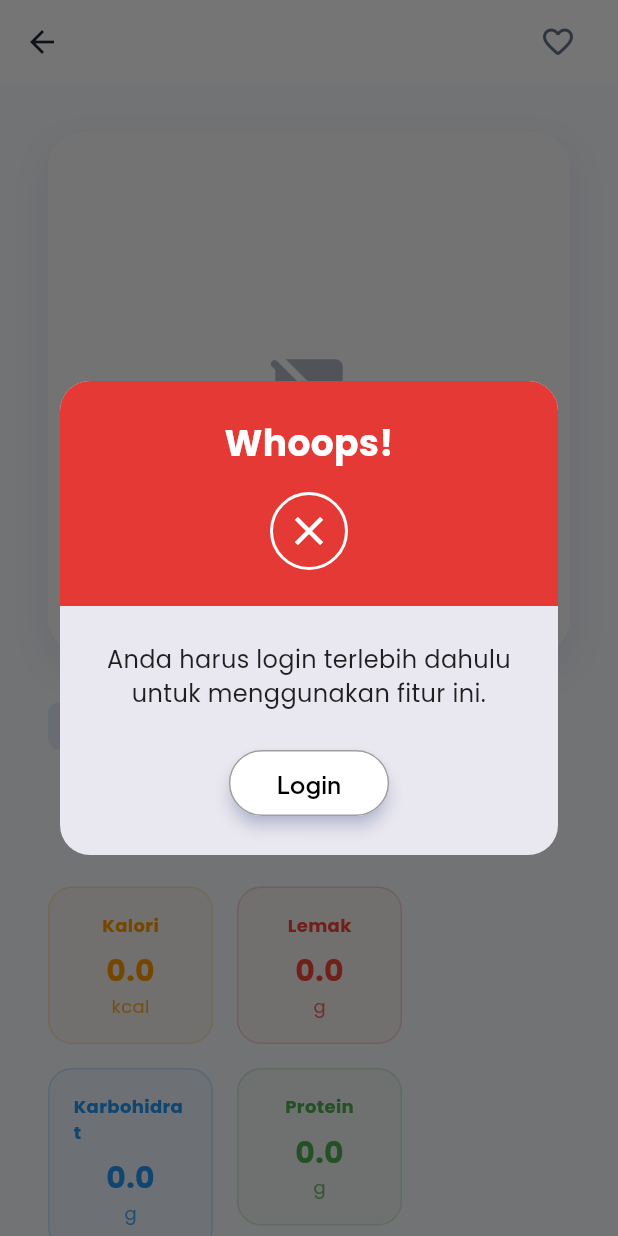
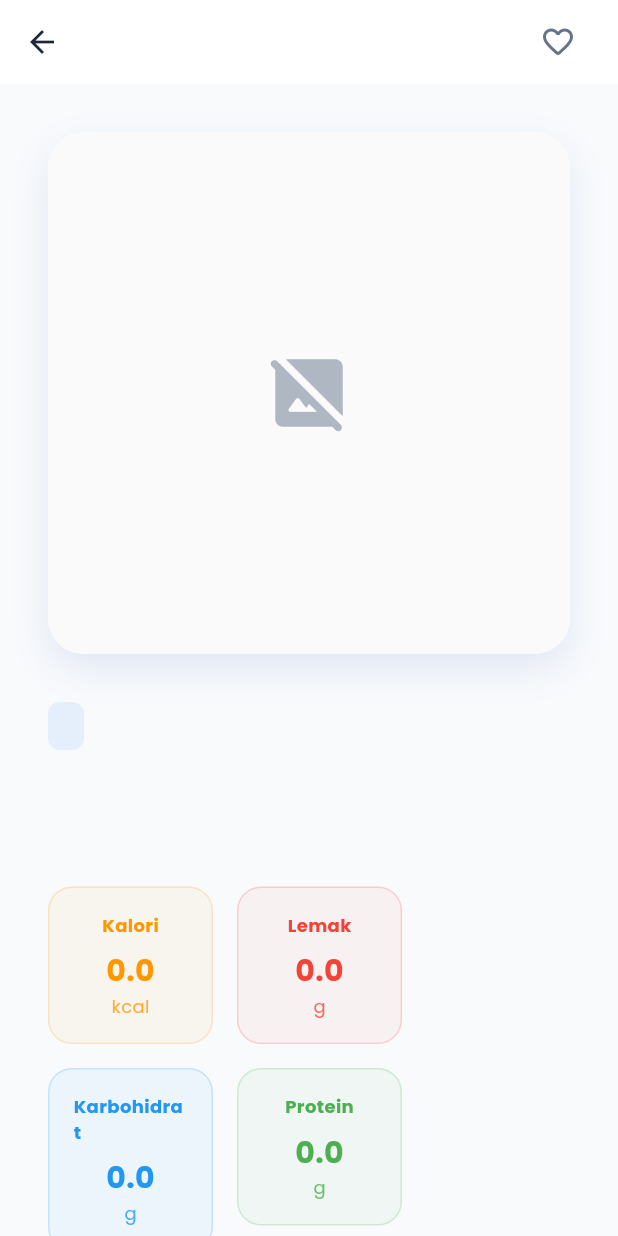
Before and after one commit to Kelompok-a/Nutrisi_Scan, a Flutter app: the ProductDetailPage screen opened directly with empty values, after a tap on the "favorite outline" icon, on a phone screen of 412 x 824 dp. Run offline on Flutter 3.47's test engine with Material 3 defaults, Android fonts, the phone set to English and light mode, and no system bars; our stand-ins replace flutter_secure_storage, google_fonts, image_picker; missing offline and left inert: mobile_scanner; accounts and stored records are empty; network calls fail.

Commit message:
fix product detail lagi karena merah merah

```diff
--- a/lib/screens/product_detail_page.dart
+++ b/lib/screens/product_detail_page.dart
@@ -42,34 +42,6 @@ class ProductDetailPage extends StatelessWidget {
                   ),
                   tooltip: isFavorite ? 'Hapus dari favorit' : 'Tambah ke favorit',
                   onPressed: () {
-                    final authProvider = Provider.of<AuthProvider>(context, listen: false);
-                    if (!authProvider.isAuthenticated) {
-                      _showLoginDialog(context);
-                      return;
-                    }
-
-                    if (isFavorite) {
-                      favoritesProvider.removeFavorite(produk.barcodeId);
-                      ScaffoldMessenger.of(context).showSnackBar(
-                        const SnackBar(
-                          content: Text('Dihapus dari favorit'),
-                          duration: Duration(seconds: 1),
-                        ),
-                      );
-                    } else {
-                      favoritesProvider.addFavorite(produk);
-                      ScaffoldMessenger.of(context).showSnackBar(
-                        const SnackBar(
-                          content: Text('Ditambahkan ke favorit'),
-                          duration: Duration(seconds: 1),
-                        ),
-                      );
-                    }
-                  },
-                ),
-              );
-            },
-          ),
         ],
       ),
       body: SingleChildScrollView(
```
